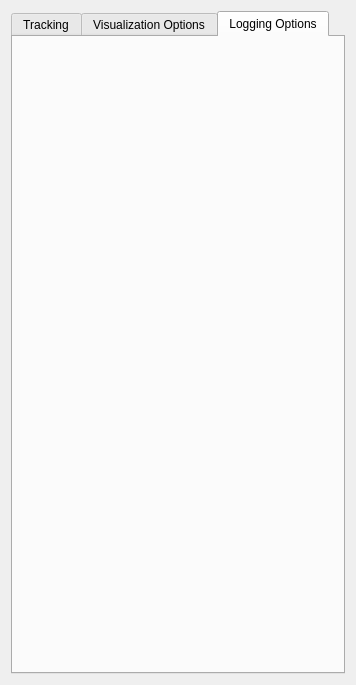
The window that Modules/Bundles/org.mitk.gui.qt.igttrackingtoolbox/src/internal/QmitkMITKIGTTrackingToolboxViewControls.ui (MITK/MITK) describes before a commit, drawn with Qt 5.
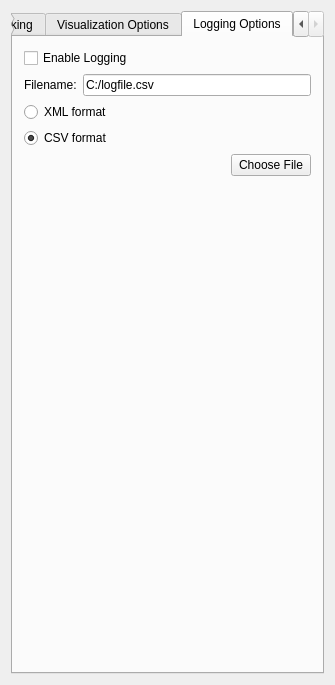
The same window after the commit. The open tabs and pages were chosen to show the change. Custom widgets are drawn as their Qt base class.

Commit message: Integrated logging feature into bundle IGT Tracking Toolbox

The edit to the form file:
```diff
--- a/Modules/Bundles/org.mitk.gui.qt.igttrackingtoolbox/src/internal/QmitkMITKIGTTrackingToolboxViewControls.ui
+++ b/Modules/Bundles/org.mitk.gui.qt.igttrackingtoolbox/src/internal/QmitkMITKIGTTrackingToolboxViewControls.ui
@@ -6,7 +6,7 @@
    <rect>
     <x>0</x>
     <y>0</y>
-    <width>356</width>
+    <width>335</width>
     <height>685</height>
    </rect>
   </property>
@@ -111,7 +111,7 @@
            </widget>
           </item>
           <item>
-           <widget class="QLabel" name="label">
+           <widget class="QLabel" name="m_TrackingControlLabel">
             <property name="text">
              <string>Status: &lt;not configured&gt;</string>
             </property>
@@ -192,6 +192,87 @@
       <attribute name="title">
        <string>Logging Options</string>
       </attribute>
+      <layout class="QVBoxLayout" name="verticalLayout_6">
+       <item>
+        <widget class="QCheckBox" name="m_EnableLogging">
+         <property name="text">
+          <string>Enable Logging</string>
+         </property>
+        </widget>
+       </item>
+       <item>
+        <layout class="QHBoxLayout" name="horizontalLayout_4">
+         <item>
+          <widget class="QLabel" name="label">
+           <property name="text">
+            <string>Filename:</string>
+           </property>
+          </widget>
+         </item>
+         <item>
+          <widget class="QLineEdit" name="m_LoggingFileName">
+           <property name="text">
+            <string>C:/logfile.csv</string>
+           </property>
+          </widget>
+         </item>
+        </layout>
+       </item>
+       <item>
+        <widget class="QRadioButton" name="m_xmlFormat">
+         <property name="text">
+          <string>XML format</string>
+         </property>
+        </widget>
+       </item>
+       <item>
+        <widget class="QRadioButton" name="m_csvFormat">
+         <property name="text">
+          <string>CSV format</string>
+         </property>
+         <property name="checked">
+          <bool>true</bool>
+         </property>
+        </widget>
+       </item>
+       <item>
+        <layout class="QHBoxLayout" name="horizontalLayout_5">
+         <item>
+          <spacer name="horizontalSpacer_4">
+           <property name="orientation">
+            <enum>Qt::Horizontal</enum>
+           </property>
+           <property name="sizeHint" stdset="0">
+            <size>
+             <width>40</width>
+             <height>20</height>
+            </size>
+           </property>
+          </spacer>
+         </item>
+         <item>
+          <widget class="QPushButton" name="m_ChooseFile">
+           <property name="text">
+            <string>Choose File</string>
+           </property>
+          </widget>
+         </item>
+        </layout>
+       </item>
+       <item>
+        <spacer name="verticalSpacer_2">
+         <property name="orientation">
+          <enum>Qt::Vertical</enum>
+         </property>
+         <property name="sizeHint" stdset="0">
+          <size>
+           <width>20</width>
+           <height>40</height>
+          </size>
+         </property>
+        </spacer>
+       </item>
+      </layout>
      </widget>
     </widget>
    </item>
```
Left out of the diff: 12 changed lines with no effect on the pictures. The commit also changes 3 other files.
